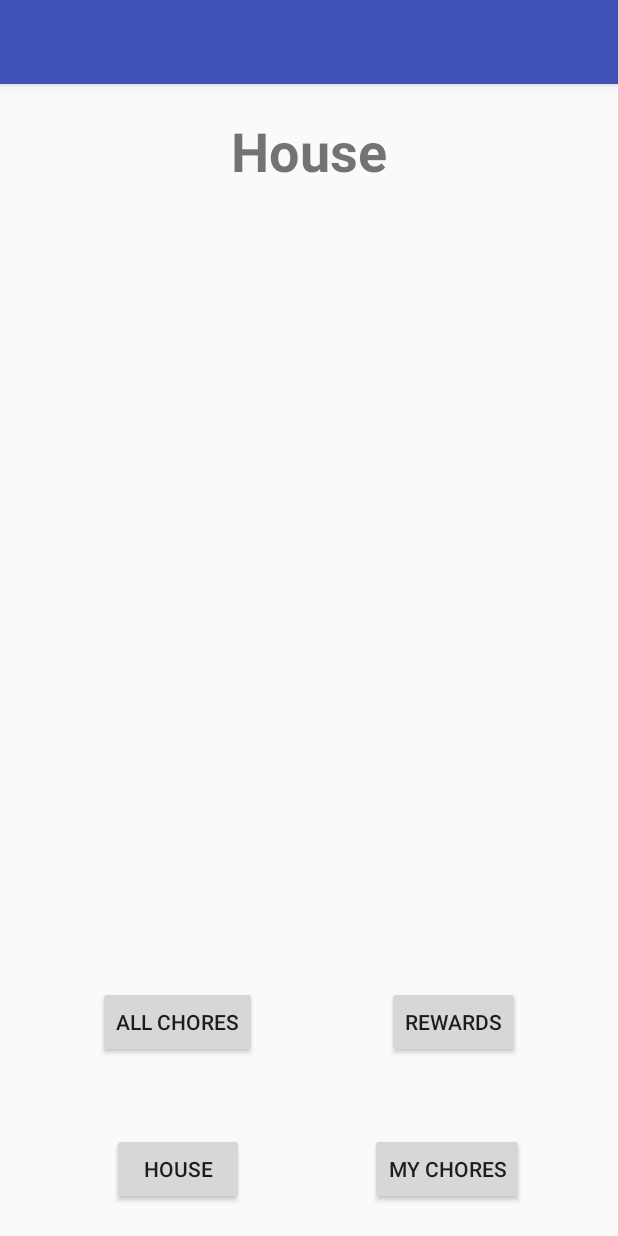
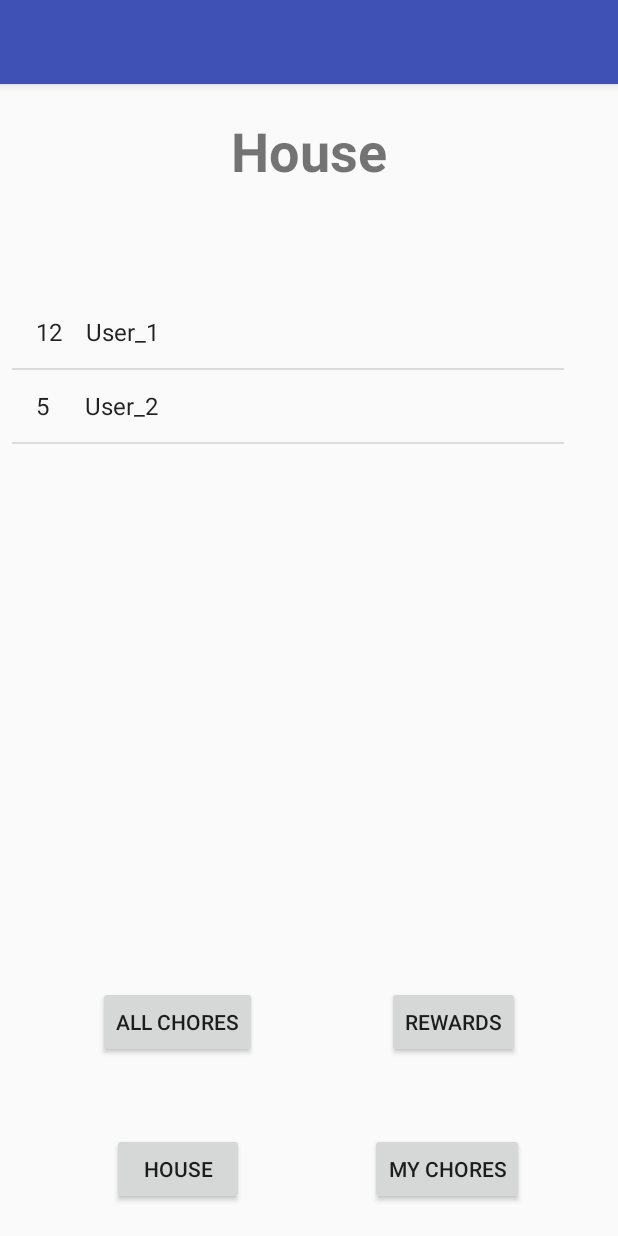
Before and after one commit to gustavojimenez41/ChoreKeeper, an Android app: the Home screen opened directly, with no data from a screen before it, on a phone screen of 412 x 824 dp. Run offline under Robolectric (Android 15) with nearby library versions, the phone set to English and light mode, and no system bars.

Commit message:
Added User list to house and created token when pressed.

```diff
--- a/ChoreKeeper/app/src/main/AndroidManifest.xml
+++ b/ChoreKeeper/app/src/main/AndroidManifest.xml
@@ -17,7 +17,8 @@
             </intent-filter>
         </activity>
         <activity android:name=".Register" />
-        <activity android:name=".Home"></activity>
+        <activity android:name=".Home"
+            android:exported="true"/>
     </application>
 
 </manifest>
--- a/ChoreKeeper/app/src/main/java/com/example/gustavojimenez/chorekeeper/Home.java
+++ b/ChoreKeeper/app/src/main/java/com/example/gustavojimenez/chorekeeper/Home.java
@@ -2,12 +2,28 @@ package com.example.gustavojimenez.chorekeeper;
 
 import android.support.v7.app.AppCompatActivity;
 import android.os.Bundle;
+import android.view.View;
+import android.widget.Adapter;
+import android.widget.AdapterView;
+import android.widget.ArrayAdapter;
+import android.widget.ListView;
+import android.widget.Toast;
 
 public class Home extends AppCompatActivity {
-
+    String users[] = new String [] {"12    User_1","5      User_2"};
     @Override
     protected void onCreate(Bundle savedInstanceState) {
         super.onCreate(savedInstanceState);
         setContentView(R.layout.activity_home);
+
+        ListView listView = (ListView) findViewById(R.id.listView);
+        ArrayAdapter<String> adapter = new ArrayAdapter<String>(this,android.R.layout.simple_list_item_1,users);
+        listView.setAdapter(adapter);
+        listView.setOnItemClickListener(new AdapterView.OnItemClickListener() {
+            @Override
+            public void onItemClick(AdapterView<?> adapterView, View view, int position, long id) {
+                Toast.makeText(Home.this,users[position],Toast.LENGTH_SHORT).show();
+            }
+        });
     }
 }
--- a/ChoreKeeper/app/src/main/res/layout/activity_home.xml
+++ b/ChoreKeeper/app/src/main/res/layout/activity_home.xml
@@ -72,7 +72,7 @@
         app:layout_constraintVertical_bias="0.843" />
 
     <Button
-        android:id="@+id/house"
+        android:id="@+id/house_button"
         android:layout_width="wrap_content"
         android:layout_height="wrap_content"
         android:layout_marginBottom="8dp"
@@ -87,4 +87,19 @@
         app:layout_constraintTop_toTopOf="parent"
         app:layout_constraintVertical_bias="0.982" />
 
+    <ListView
+        android:id="@+id/listView"
+        android:layout_width="368dp"
+        android:layout_height="304dp"
+        android:layout_marginBottom="8dp"
+        android:layout_marginEnd="8dp"
+        android:layout_marginStart="8dp"
+        android:layout_marginTop="8dp"
+        app:layout_constraintBottom_toBottomOf="parent"
+        app:layout_constraintEnd_toEndOf="parent"
+        app:layout_constraintHorizontal_bias="0.0"
+        app:layout_constraintStart_toStartOf="parent"
+        app:layout_constraintTop_toTopOf="parent"
+        app:layout_constraintVertical_bias="0.298" />
+
 </android.support.constraint.ConstraintLayout>
```
